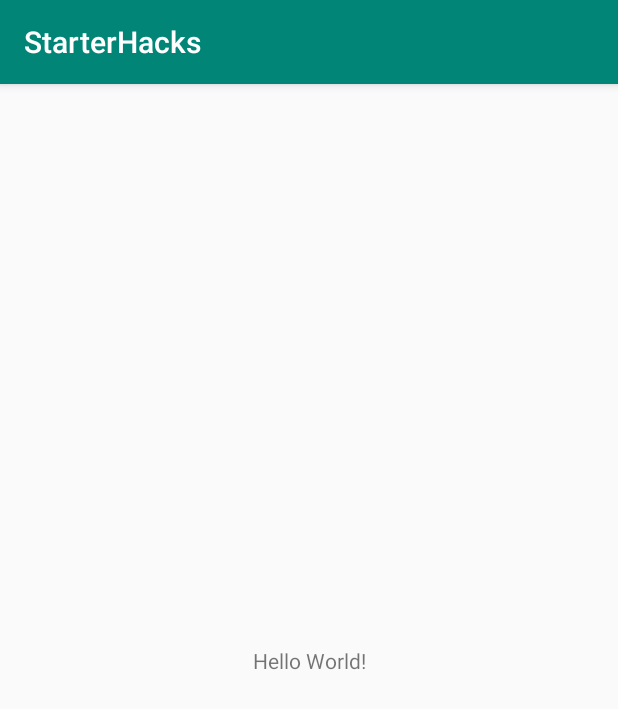
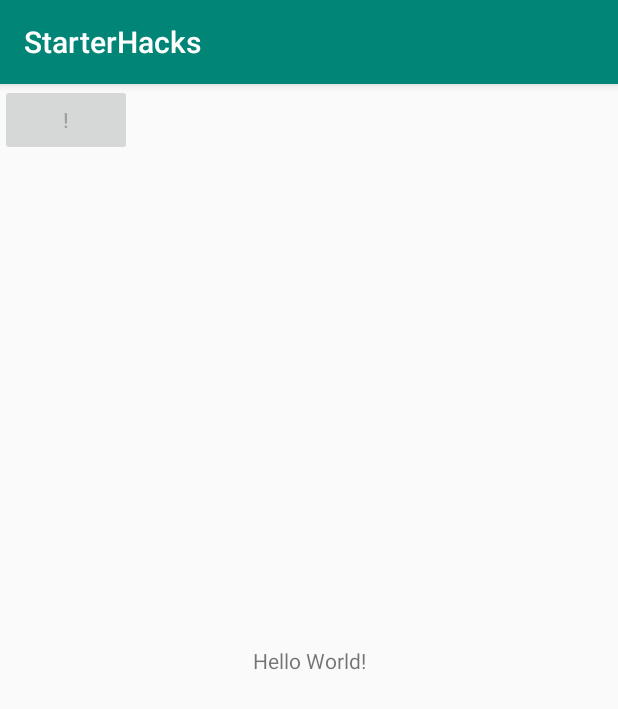
Before and after one commit to Keyon-Jerome/StarterHacks2019App, an Android app: the screen it shows after launch (MainActivity), on a phone screen of 412 x 824 dp. Shown: the top 709 px of the screen. Run offline under Robolectric (Android 15) with nearby library versions, the phone set to English and light mode, and no system bars.

Commit message:
Add files via upload

```diff
--- a/app/src/main/AndroidManifest.xml
+++ b/app/src/main/AndroidManifest.xml
@@ -1,6 +1,8 @@
 <?xml version="1.0" encoding="utf-8"?>
 <manifest xmlns:android="http://schemas.android.com/apk/res/android"
     package="com.example.keyoj.starterhacks" >
+
+    <use-permission android:name="android.permission.SEND_SMS"/>
 
     <application
         android:allowBackup="true"
--- a/app/src/main/java/com/example/keyoj/starterhacks/MainActivity.java
+++ b/app/src/main/java/com/example/keyoj/starterhacks/MainActivity.java
@@ -1,15 +1,71 @@
 package com.example.keyoj.starterhacks;
 
+import android.Manifest;
+import android.content.pm.PackageManager;
+import android.support.v4.app.ActivityCompat;
+import android.support.v4.content.ContextCompat;
 import android.support.v7.app.AppCompatActivity;
 import android.os.Bundle;
+import android.telephony.SmsManager;
+import android.view.View;
+import android.widget.Button;
+import android.widget.EditText;
+import android.widget.Toast;
+
 
 public class MainActivity extends AppCompatActivity {
 
     // this is a comment guys.
     // I'M ADDING ANOTHER COMMENT!
+    //YAY
+
+    final int SEND_SMS_PERMISSION_REQUEST_CODE = 1;
+
+    String number;
+    String message;
+    Button send;
+
     @Override
     protected void onCreate(Bundle savedInstanceState) {
         super.onCreate(savedInstanceState);
         setContentView(R.layout.activity_main);
+
+        Button btn = (Button) findViewById(R.id.emergencyButton);
+        System.out.print("Emergency!");
+
+        number = "6139866798";
+        message = "Emergency!!!";
+        send = findViewById(R.id.emergencyButton);
+
+        send.setEnabled(false);
+
+        if(checkPermission(Manifest.permission.SEND_SMS)){
+            send.setEnabled(true);
+        }else{
+            ActivityCompat.requestPermissions(this, new String[]{Manifest.permission.SEND_SMS}, SEND_SMS_PERMISSION_REQUEST_CODE);
+        }
+
+
     }
+
+    public void onSend(View v){
+        String phoneNumber = number;
+        String smsMessage = message;
+
+        if(checkPermission(Manifest.permission.SEND_SMS)){
+            SmsManager smsManager= SmsManager.getDefault();
+            smsManager.sendTextMessage(phoneNumber, null, smsMessage, null, null);
+            Toast.makeText(this, "message Sent!", Toast.LENGTH_SHORT).show();
+        } else{
+            Toast.makeText(this, "Permission Denied", Toast.LENGTH_SHORT).show();
+        }
+
+
+    }
+
+    public boolean checkPermission(String permission){
+        int check = ContextCompat.checkSelfPermission(this, permission);
+        return (check == PackageManager.PERMISSION_GRANTED);
+    }
+
 }
--- a/app/src/main/res/layout/activity_main.xml
+++ b/app/src/main/res/layout/activity_main.xml
@@ -16,4 +16,13 @@
         app:layout_constraintRight_toRightOf="parent"
         app:layout_constraintTop_toTopOf="parent" />
 
+    <Button
+        android:id="@+id/emergencyButton"
+        android:layout_width="wrap_content"
+        android:layout_height="wrap_content"
+        android:text="!"
+        tools:layout_editor_absoluteX="291dp"
+        tools:layout_editor_absoluteY="16dp"
+        tools:ignore="MissingConstraints" />
+
 </android.support.constraint.ConstraintLayout>
```
